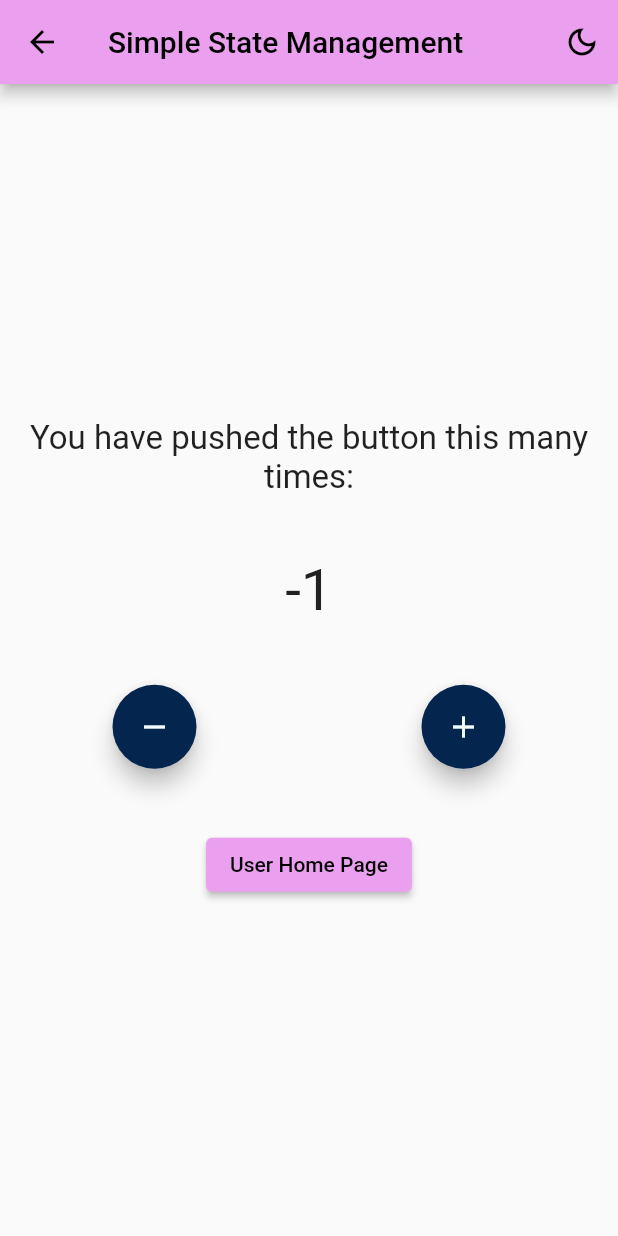
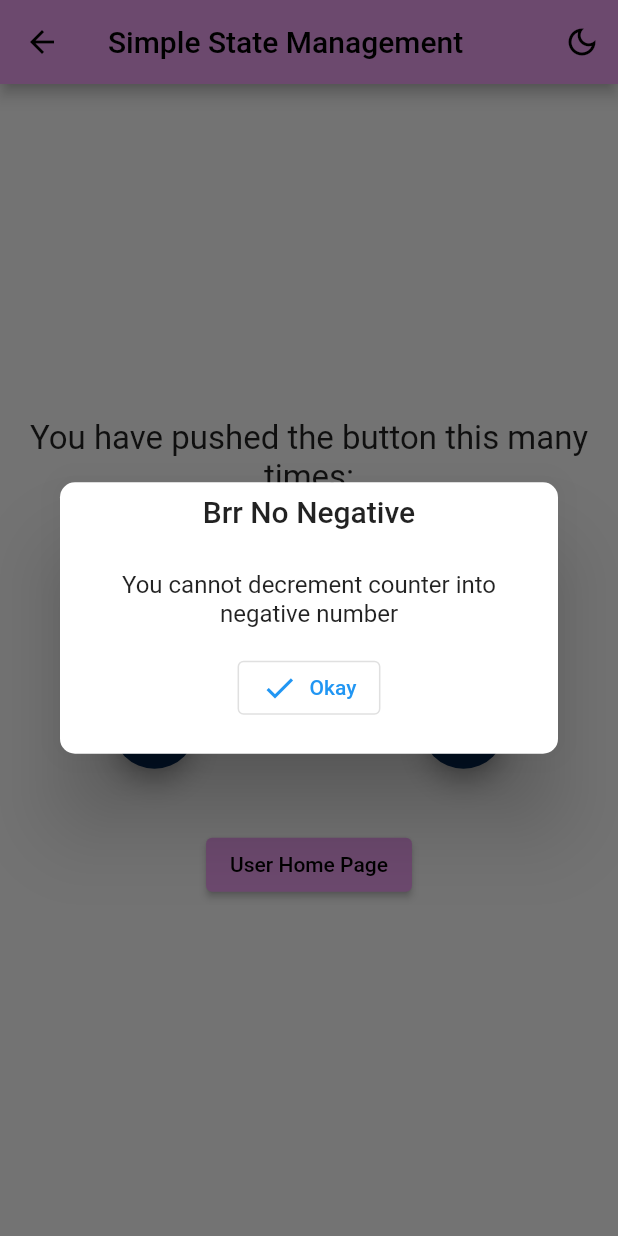
Before and after one commit to sulisyo/gma, a Flutter app: the SimpleHomePage screen opened directly, after a tap on the "remove" icon, on a phone screen of 412 x 824 dp. Run offline on Flutter 3.47's test engine with Material 2 defaults, Android fonts, the phone set to English and light mode, and no system bars; our stand-ins replace bloc, get, get_it, get_storage, injectable; accounts and stored records are empty.

Commit message:
porting to getit + bloc

```diff
--- a/lib/controllers/count_controller.dart
+++ b/lib/bloc/count_bloc.dart
@@ -1,48 +1,66 @@
+import 'package:bloc/bloc.dart';
 import 'package:flutter/material.dart';
 import 'package:get/get.dart';
 import 'package:getx_state_management/constants/color_constants.dart';
+import 'package:injectable/injectable.dart';
 
-class CountController extends GetxController {
-  /// You do not need that. I recommend using it just for ease of syntax.
-  /// with static method: Controller.to.increment();
-  /// with no static method: Get.find<Controller>().increment();
-  /// There is no difference in performance, nor any side effect of using either
-  /// syntax. Only one does not need the type,
-  /// and the other the IDE will autocomplete it.
-  static CountController get to => Get.find();
-  var obxCount = 0.obs;
-  int simpleCount = 0;
+part 'count_event.dart';
+part 'count_state.dart';
 
-  void increment() {
-    obxCount.value++;
-    if (obxCount.value >= 1 && obxCount.value <= 1) {
+@Singleton()
+class CountBloc extends Bloc<CountEvent, CountState> {
+  CountBloc(): super( const CountState(number: 0)){
+    on<CountEvent>(_count);
+  }
+  int _obxCount = 0;
+
+  void _count(
+      CountEvent event, Emitter<CountState> emit) async {
+    try {
+      if(event.counter == Counter.increment){
+        _increment();
+      }else{
+        _decrement();
+      }
+      emit(
+        CountState(
+          number: _obxCount
+        ),
+      );
+    } catch (error) {
+
+    }
+  }
+  void _increment() {
+    _obxCount++;
+    if (_obxCount >= 1 && _obxCount <= 1) {
       Get.snackbar(
         'Incremented',
-        'Count incremented to ${obxCount.value.toString()}',
+        'Count incremented to ${_obxCount.toString()}',
         snackPosition: SnackPosition.BOTTOM,
         duration: const Duration(seconds: 1),
       );
-    } else if (obxCount.value % 2 == 0) {
-      Get.snackbar('Even Count', 'Even number is ${obxCount.value.toString()}',
+    } else if (_obxCount % 2 == 0) {
+      Get.snackbar('Even Count', 'Even number is ${_obxCount.toString()}',
           snackPosition: SnackPosition.BOTTOM,
           duration: const Duration(seconds: 1));
-    } else if (obxCount.value % 5 == 0) {
+    } else if (_obxCount % 5 == 0) {
       Get.bottomSheet(Container(
         height: 150,
         color: AppColors.spaceBlue,
         child: Center(
             child: Text(
-          'Count has reached ${obxCount.value.toString()}',
+          'Count has reached ${_obxCount.toString()}',
           style: const TextStyle(fontSize: 28.0, color: Colors.white),
         )),
       ));
     }
   }
 
-  void decrement() {
-    obxCount.value--;
-    if (obxCount.value <= 0) {
-      obxCount.value = 0;
+  void _decrement() {
+    _obxCount--;
+    if (_obxCount <= 0) {
+      _obxCount = 0;
       Get.defaultDialog(
         radius: 10.0,
         contentPadding: const EdgeInsets.all(20.0),
@@ -64,13 +82,11 @@ class CountController extends GetxController {
     }
   }
 
-  void simpleDecrement() {
-    simpleCount--;
-    update();
-  }
-
-  void simpleIncrement() {
-    simpleCount++;
-    update();
-  }
+  // void simpleDecrement() {
+  //   simpleCount--;
+  // }
+  //
+  // void simpleIncrement() {
+  //   simpleCount++;
+  // }
 }
--- /dev/null
+++ b/lib/bloc/count_event.dart
@@ -0,0 +1,9 @@
+part of 'count_bloc.dart';
+
+enum Counter { increment, decrement }
+
+class CountEvent {
+  const CountEvent({required this.counter});
+
+  final Counter counter;
+}
--- /dev/null
+++ b/lib/bloc/count_state.dart
@@ -0,0 +1,7 @@
+part of 'count_bloc.dart';
+
+class CountState {
+  const CountState({required this.number});
+
+  final int number;
+}
--- a/lib/model/user_model.dart
+++ b/lib/model/user_model.dart
@@ -1,6 +1,6 @@
 class User {
   String userName;
-  String userAge;
+  int userAge;
 
-  User({this.userName = '', this.userAge = ''});
+   User({required this.userName , required this.userAge});
 }
--- a/lib/presentation/home_page.dart
+++ b/lib/presentation/home_page.dart
@@ -1,8 +1,11 @@
+import 'dart:async';
+
 import 'package:flutter/material.dart';
 import 'package:get/get.dart';
+import 'package:get_it/get_it.dart';
 import 'package:getx_state_management/constants/theme.dart';
-import 'package:getx_state_management/controllers/count_controller.dart';
-import 'package:getx_state_management/controllers/theme_controller.dart';
+import 'package:getx_state_management/bloc/count_bloc.dart';
+import 'package:getx_state_management/bloc/theme_controller.dart';
 import 'package:getx_state_management/presentation/simple_home_page.dart';
 import 'package:getx_state_management/presentation/user_page.dart';
 
@@ -10,11 +13,13 @@ class HomePage extends StatelessWidget {
   HomePage({Key? key, required this.title}) : super(key: key);
 
   final String title;
-  final themeController = Get.find<ThemeController>();
-  final CountController countController = Get.put(CountController());
+  final themeController = GetIt.I<ThemeController>();
+  final CountBloc countController = GetIt.I<CountBloc>();
 
   @override
   Widget build(BuildContext context) {
+    //StreamSubscription subscription;
+    //subscription = countController.stream.listen((state){});
     return Scaffold(
       appBar: AppBar(
         title: Text(title),
@@ -46,11 +51,14 @@ class HomePage extends StatelessWidget {
             const SizedBox(
               height: 40.0,
             ),
-            Obx(
-              () => Text(
-                '${countController.obxCount}',
-                style: const TextStyle(fontSize: 48.0),
-              ),
+            StreamBuilder<CountState>(
+              stream: countController.stream,
+              builder: (context, snapShot) {
+                return Text(
+                  '${snapShot.data?.number}',
+                  style: const TextStyle(fontSize: 48.0),
+                );
+              },
             ),
             const SizedBox(
               height: 40.0,
@@ -59,13 +67,15 @@ class HomePage extends StatelessWidget {
               mainAxisAlignment: MainAxisAlignment.spaceAround,
               children: [
                 FloatingActionButton.extended(
-                  onPressed: () => countController.decrement(),
+                  onPressed: () => countController
+                      .add(const CountEvent(counter: Counter.decrement)),
                   tooltip: 'simpleDecrement',
                   label: const Text('Decrement'),
                 ),
                 FloatingActionButton.extended(
                   onPressed: () {
-                    countController.increment();
+                    countController
+                        .add(const CountEvent(counter: Counter.increment));
                   },
                   tooltip: 'simpleIncrement',
                   label: const Text('Increment'),
--- a/lib/presentation/simple_home_page.dart
+++ b/lib/presentation/simple_home_page.dart
@@ -1,15 +1,15 @@
 import 'package:flutter/material.dart';
 import 'package:get/get.dart';
+import 'package:get_it/get_it.dart';
 import 'package:getx_state_management/constants/theme.dart';
-import 'package:getx_state_management/controllers/count_controller.dart';
-import 'package:getx_state_management/controllers/theme_controller.dart';
-import 'package:getx_state_management/controllers/user_controller.dart';
+import 'package:getx_state_management/bloc/count_bloc.dart';
+import 'package:getx_state_management/bloc/theme_controller.dart';
 import 'package:getx_state_management/presentation/user_page.dart';
 
 class SimpleHomePage extends StatelessWidget {
   SimpleHomePage({Key? key}) : super(key: key);
-  final themeController = Get.find<ThemeController>();
-  final CountController controller = Get.put(CountController());
+  final themeController = GetIt.I<ThemeController>();
+  final CountBloc controller = GetIt.I<CountBloc>();
   @override
   Widget build(BuildContext context) {
     return Scaffold(
@@ -44,14 +44,15 @@ class SimpleHomePage extends StatelessWidget {
             const SizedBox(
               height: 40.0,
             ),
-            GetBuilder<CountController>(
-                //init: CountController(),
-                builder: (counter) {
-              return Text(
-                counter.simpleCount.toString(),
-                style: const TextStyle(fontSize: 38),
-              );
-            }),
+            StreamBuilder<CountState>(
+              stream: controller.stream,
+                builder: (context, snapShot){
+                  return Text(
+                    '${snapShot.data?.number.toString()}',
+                    style: const TextStyle(fontSize: 38),
+                  );
+                }
+            ),
             const SizedBox(
               height: 40.0,
             ),
@@ -62,7 +63,7 @@ class SimpleHomePage extends StatelessWidget {
                   child: const Icon(Icons.remove),
                   onPressed: () {
                     //CountController.to.simpleIncrement();
-                    controller.simpleDecrement();
+                    controller.add(const CountEvent(counter: Counter.decrement));
                   },
                   tooltip: 'decrement',
                 ),
@@ -70,7 +71,7 @@ class SimpleHomePage extends StatelessWidget {
                   child: const Icon(Icons.add),
                   onPressed: () {
                     //CountController.to.simpleDecrement();
-                    controller.simpleIncrement();
+                    controller.add(const CountEvent(counter: Counter.increment));
                   },
                   tooltip: 'increment',
                 ),
```
Also changed, not shown: lib/bloc/user_bloc.dart (added, +21 -0 lines), lib/bloc/user_event.dart (added, +8 -0 lines), lib/bloc/user_state.dart (added, +8 -0 lines), lib/controllers/user_controller.dart (deleted, +0 -15 lines), lib/di/app_module.dart (added, +11 -0 lines), lib/di/injection.dart (added, +9 -0 lines), lib/main.dart (+7 -1 lines), lib/presentation/user_page.dart (+29 -17 lines), pubspec.yaml (+6 -1 lines), lib/bloc/theme_controller.dart (renamed from lib/controllers/theme_controller.dart), lib/di/injection.config.dart (added), pubspec.lock.
